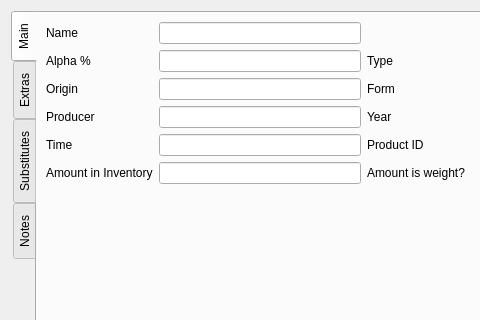
Above: ui/hopEditor.ui from Brewken/brewken before the change; both pictures show x 0 to 480 and y 0 to 320 of the 800 by 450 pixel window. Below: the same form after it.
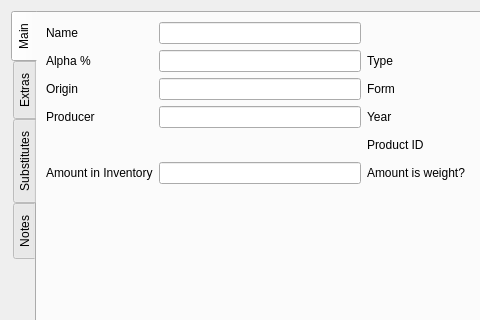
That is the form after the change. Icons and pictures are not drawn. Custom widgets are drawn as their Qt base class.

Commit message: More fixes, though still crashing when you try to edit hop addition times

What changed in the file:
```diff
--- a/ui/hopEditor.ui
+++ b/ui/hopEditor.ui
@@ -191,32 +191,6 @@
          </property>
         </widget>
        </item>
-       <item row="4" column="0">
-        <widget class="SmartLabel" name="label_time">
-         <property name="contextMenuPolicy">
-          <enum>Qt::CustomContextMenu</enum>
-         </property>
-         <property name="text">
-          <string>Time</string>
-         </property>
-         <property name="buddy">
-          <cstring>lineEdit_time</cstring>
-         </property>
-        </widget>
-       </item>
-       <item row="4" column="1">
-        <widget class="SmartLineEdit" name="lineEdit_time">
-         <property name="sizePolicy">
-          <sizepolicy hsizetype="Preferred" vsizetype="Fixed">
-           <horstretch>0</horstretch>
-           <verstretch>0</verstretch>
-          </sizepolicy>
-         </property>
-         <property name="toolTip">
-          <string>Time</string>
-         </property>
-        </widget>
-       </item>
        <item row="4" column="2">
         <widget class="QLabel" name="label_product_id">
          <property name="text">
```
Left out of the diff: 2 changed lines with no effect on the pictures. The commit also changes 44 other files.
